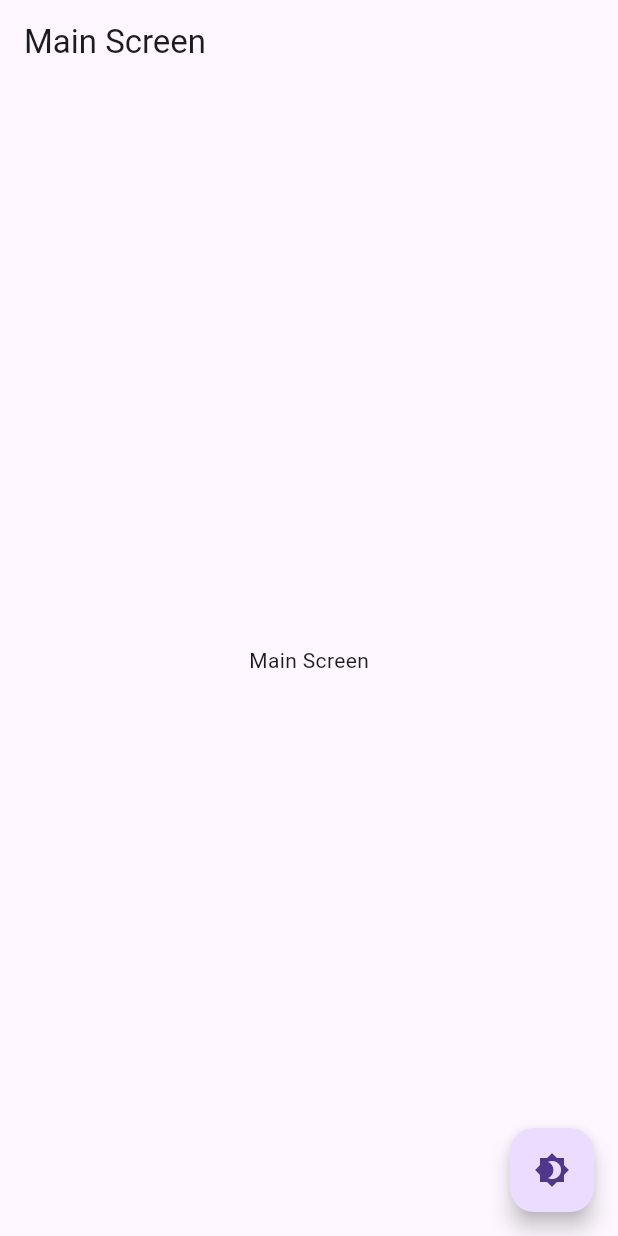
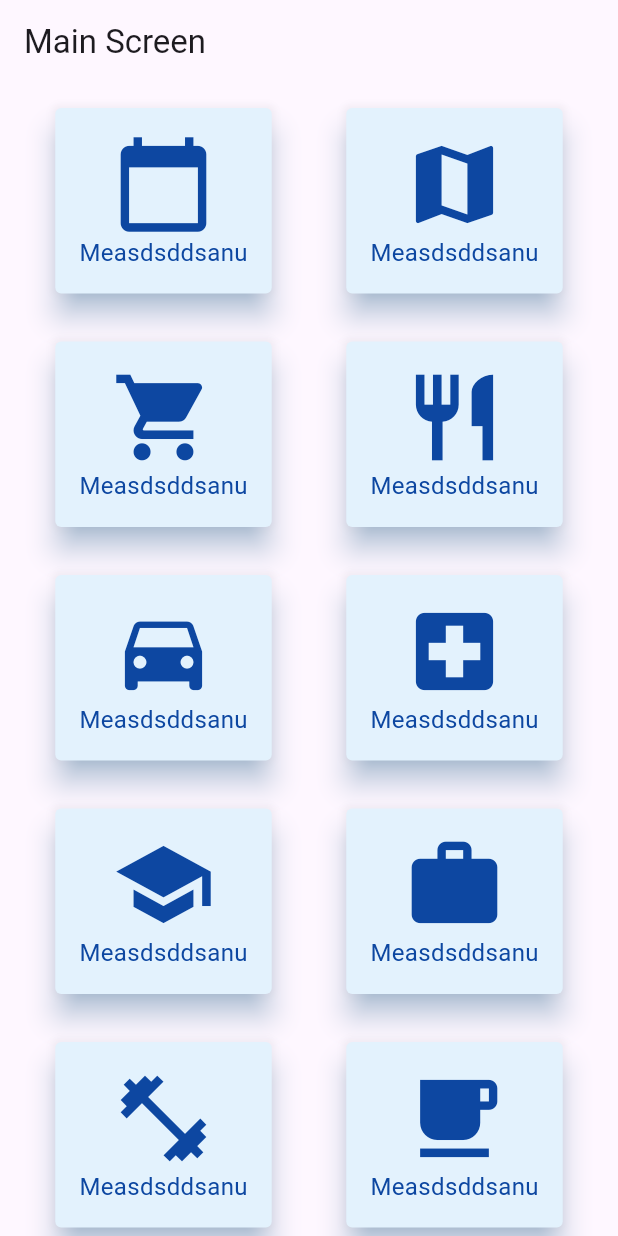
Before and after one commit to jhh78/tool_spot, a Flutter app: the screen it shows after launch, on a phone screen of 412 x 824 dp. Run offline on Flutter 3.47's test engine with Material 3 defaults, Android fonts, the phone set to English and light mode, and no system bars; drawn by our look-alikes of upgrader; our stand-ins replace get, hive, hive_flutter; accounts and stored records are empty.

Commit message:
카드 추가

```diff
--- a/lib/main.dart
+++ b/lib/main.dart
@@ -45,6 +45,7 @@ class MyApp extends StatelessWidget {
         ),
         themeMode: systemProvider.themeMode.value,
         home: UpgradeAlert(
+          barrierDismissible: false,
           showIgnore: false,
           showLater: false,
           child: const MainScreen(),
--- a/lib/screen/main_screen.dart
+++ b/lib/screen/main_screen.dart
@@ -1,12 +1,23 @@
 import 'package:flutter/material.dart';
 import 'package:get/get.dart';
 import 'package:life_secretary/provider/system.dart';
+import 'package:life_secretary/widget/menu_card.dart';
 
 class MainScreen extends StatefulWidget {
   const MainScreen({super.key});
 
   @override
   State<MainScreen> createState() => _MainScreenState();
+}
+
+Widget renderMenuRow(BuildContext context, List<MenuCard> cards) {
+  return Padding(
+    padding: const EdgeInsets.all(12.0),
+    child: Row(
+      mainAxisAlignment: MainAxisAlignment.spaceAround,
+      children: cards.map((card) => card).toList(),
+    ),
+  );
 }
 
 class _MainScreenState extends State<MainScreen> {
@@ -17,14 +28,35 @@ class _MainScreenState extends State<MainScreen> {
       appBar: AppBar(
         title: Text('mainHomeTitle'.tr),
       ),
-      body: const Center(
-        child: Text('Main Screen'),
-      ),
-      floatingActionButton: FloatingActionButton(
-        onPressed: () {
-          systemProvider.toggleTheme();
-        },
-        child: const Icon(Icons.brightness_4),
+      body: SingleChildScrollView(
+        child: Column(
+          children: [
+            renderMenuRow(context, [
+              MenuCard(icon: Icons.calendar_today),
+              MenuCard(icon: Icons.map),
+            ]),
+            renderMenuRow(context, [
+              MenuCard(icon: Icons.shopping_cart),
+              MenuCard(icon: Icons.restaurant),
+            ]),
+            renderMenuRow(context, [
+              MenuCard(icon: Icons.directions_car),
+              MenuCard(icon: Icons.local_hospital),
+            ]),
+            renderMenuRow(context, [
+              MenuCard(icon: Icons.school),
+              MenuCard(icon: Icons.work),
+            ]),
+            renderMenuRow(context, [
+              MenuCard(icon: Icons.fitness_center),
+              MenuCard(icon: Icons.local_cafe),
+            ]),
+            renderMenuRow(context, [
+              MenuCard(icon: Icons.movie),
+              MenuCard(icon: Icons.music_note),
+            ]),
+          ],
+        ),
       ),
     );
   }
--- /dev/null
+++ b/lib/widget/menu_card.dart
@@ -0,0 +1,56 @@
+import 'dart:developer';
+
+import 'package:flutter/material.dart';
+
+class MenuCard extends StatelessWidget {
+  const MenuCard({
+    super.key,
+    required this.icon,
+  });
+
+  final IconData icon;
+
+  @override
+  Widget build(BuildContext context) {
+    return InkWell(
+      onTap: () => {
+        // TODO ::: 메뉴 클릭시 이벤트 추가
+        log('MenuCard Clicked'),
+      },
+      splashColor: Colors.blue.withAlpha(50), // 눌림 효과 색상
+      highlightColor: Colors.blue.withAlpha(50), // 강조 색상
+      child: Card(
+        color: Colors.blue[50], // 배경색 추가
+        elevation: 8.0, // 그림자 높이 추가
+        shadowColor: Colors.blue[200], // 그림자 색상 추가
+        shape: RoundedRectangleBorder(
+          borderRadius: BorderRadius.circular(4.0),
+        ),
+        child: Padding(
+          padding: const EdgeInsets.all(16.0),
+          child: Column(
+            mainAxisSize: MainAxisSize.min,
+            crossAxisAlignment: CrossAxisAlignment.center,
+            mainAxisAlignment: MainAxisAlignment.center,
+            children: [
+              Icon(
+                icon,
+                size: MediaQuery.of(context).size.width / 6,
+                color: Colors.blue[900],
+              ),
+              SizedBox(
+                child: Text(
+                  'Measdsddsanu',
+                  style: TextStyle(
+                    fontSize: 16.0,
+                    color: Colors.blue[900],
+                  ),
+                ),
+              ),
+            ],
+          ),
+        ),
+      ),
+    );
+  }
+}
```
Also changed, not shown: 1 other file.
